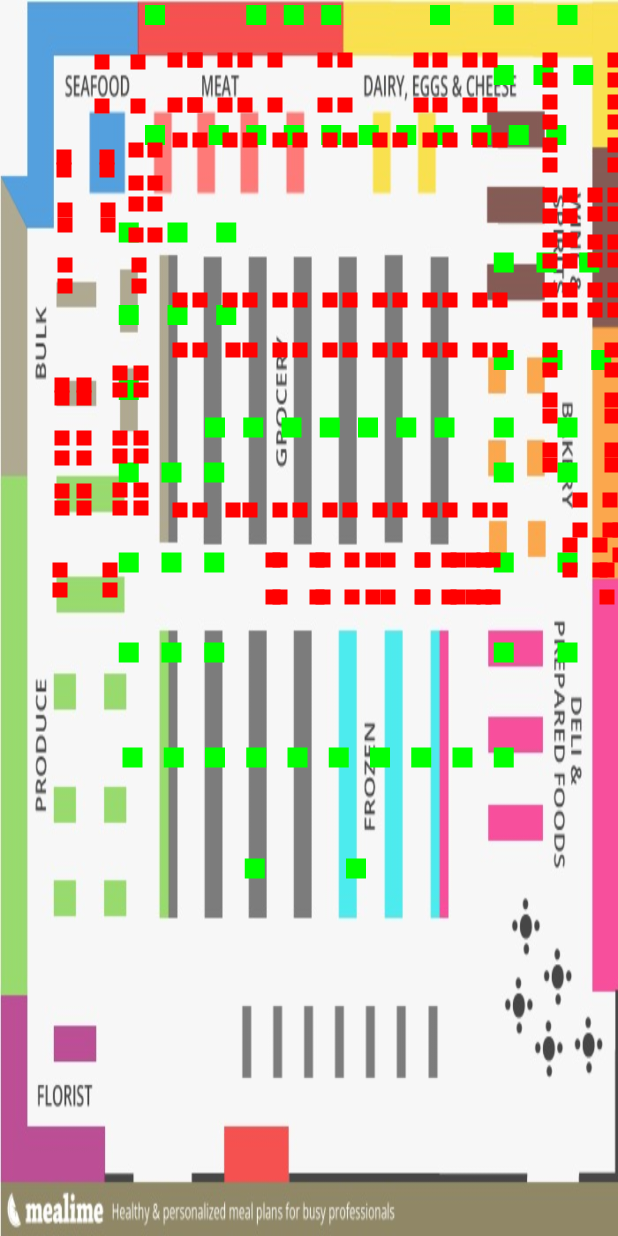
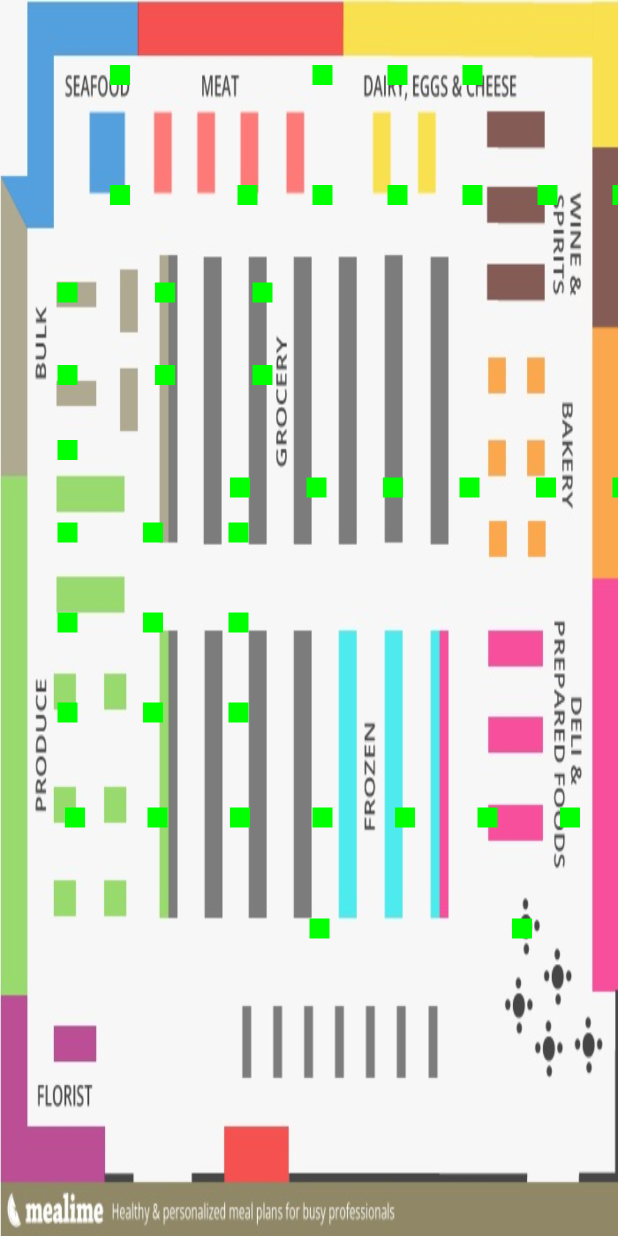
Before and after one commit to Avihuoshri/Shopper-virtual-beacons-project, an Android app: the DrawMapActivity screen opened directly, with no data from a screen before it, on a phone screen of 412 x 824 dp. Run offline under Robolectric (Android 15) with nearby library versions, the phone set to English and light mode, and no system bars; 5 statements that could not run were skipped.

Commit message:
Almost fix drawing problems

```diff
--- a/app/src/main/java/com/arielu/shopper/demo/DrawMapActivity.java
+++ b/app/src/main/java/com/arielu/shopper/demo/DrawMapActivity.java
@@ -22,6 +22,7 @@ public class DrawMapActivity extends AppCompatActivity {
     private Line line;
     private LineView mlineView;
     private Intent intent;
+    private int width,height;
 
 
     @Override
@@ -34,6 +35,10 @@ public class DrawMapActivity extends AppCompatActivity {
         mlineView = new LineView(this);
         mlineView.setBackgroundResource(R.drawable.map);
         setContentView(mlineView);
+        width = mlineView.getBackground().getIntrinsicWidth();
+        height = mlineView.getBackground().getIntrinsicHeight();
+        mlineView.setFixWidth(width);
+        mlineView.setFixHeight(height);
         fixPaths(sortedTracker);
         addLines();
         mlineView.draw();
--- a/app/src/main/java/com/arielu/shopper/demo/Map/LineView.java
+++ b/app/src/main/java/com/arielu/shopper/demo/Map/LineView.java
@@ -24,6 +24,8 @@ public class LineView extends View {
     private Paint paintLines = new Paint();
     private Paint paintPoints = new Paint();
     private Paint paintBeacons = new Paint();
+    int fixWidth;
+    int fixHeight;
 
     private ArrayList<Line> lines  = new ArrayList<>() ;
 
@@ -60,31 +62,30 @@ public class LineView extends View {
         BeaconSetter beaconSetter = new BeaconSetter();
         beaconSetter.initBeacons();
         // draw beacons
+        drawBeacons(canvas,beaconSetter);
+        //draw points
+
+
+        super.onDraw(canvas);
+    }
+    private void drawBeacons(Canvas canvas,BeaconSetter beaconSetter)
+    {
         PointF beacon_draw;
         for(Beacon beacon : beaconSetter.beacons)
         {
             beacon_draw = new PointF();
             beacon_draw.x = beacon.getX() ;//* (420/160) - 160;
             beacon_draw.y = beacon.getY() ;//* (420/160) + 320;
-            canvas.drawPoint(density/2 * beacon_draw.x + 95,density * beacon_draw.y - 60 ,paintBeacons);
+            canvas.drawPoint(beacon_draw.x * fixWidth/700,beacon_draw.y *fixHeight/688 ,paintBeacons);
         }
-        //draw points
+    }
 
-        //draw blocks
-        DepartmentBlockDrawer departmentBlockDrawer = new DepartmentBlockDrawer();
-        LinkedList<PointF> blocks = departmentBlockDrawer.drawAllBlocks();
-        if (blocks.size() > 0) {
-            Log.d(TAG, "onDraw: starting to draw all corners of blocks to check if they are placed currently.");
-            for (PointF pointF : blocks) {
-                canvas.drawPoint(pointF.x, pointF.y, paintPoints);
-            }
-        }
-        else
-        {
-            Toast.makeText(getContext(),"failed to draw blocks",Toast.LENGTH_LONG).show();
-        }
+    public void setFixWidth(int fixWidth) {
+        this.fixWidth = fixWidth;
+    }
 
-        super.onDraw(canvas);
+    public void setFixHeight(int fixHeight) {
+        this.fixHeight = fixHeight;
     }
 
     public void addNewLine(Line line) // Add new line to the array list
--- a/app/src/main/java/com/arielu/shopper/demo/senssors/stepDetector.java
+++ b/app/src/main/java/com/arielu/shopper/demo/senssors/stepDetector.java
@@ -30,7 +30,7 @@ public class stepDetector {
 
     private ArrayList<Float> degrees = new ArrayList<Float>();
     private float degree;
-    private List<DepartmentBlock> departments;
+    private ArrayList<DepartmentBlock> departments;
     public void registerListener(OnShopActivity listener) {
         this.listener = listener;
     }
@@ -485,7 +485,7 @@ public class stepDetector {
 
     }
 
-    public List<DepartmentBlock> getDepartments() {
+    public ArrayList<DepartmentBlock> getDepartments() {
         return departments;
     }
 }
```
Also changed, not shown: 1530 other files.
